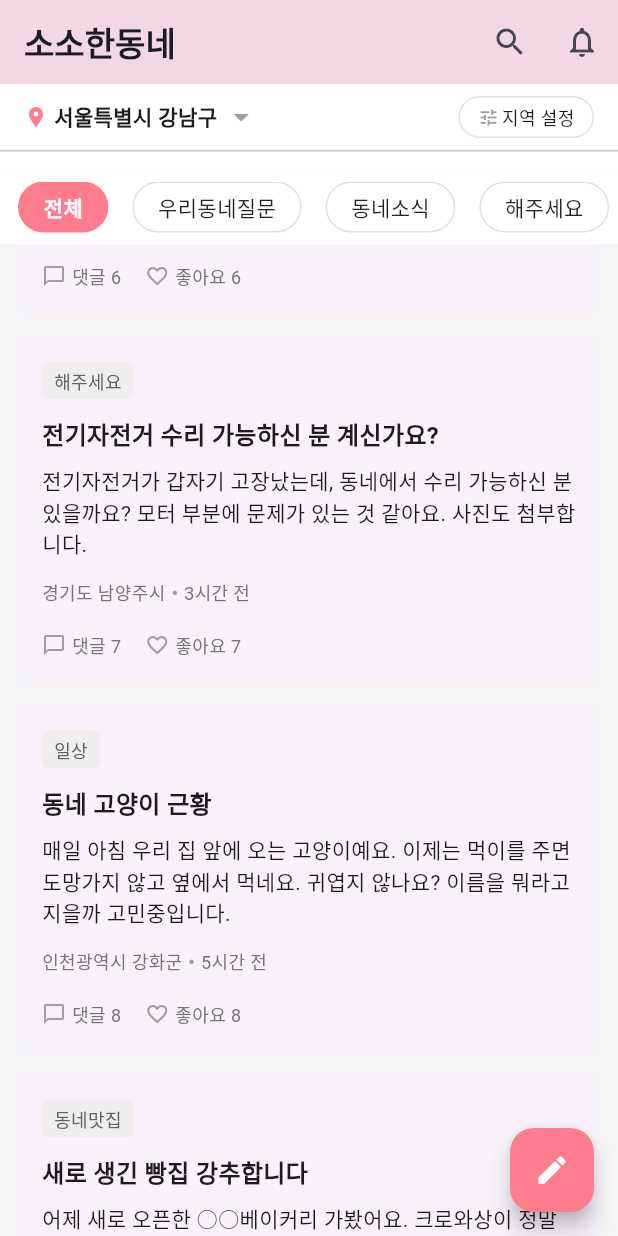
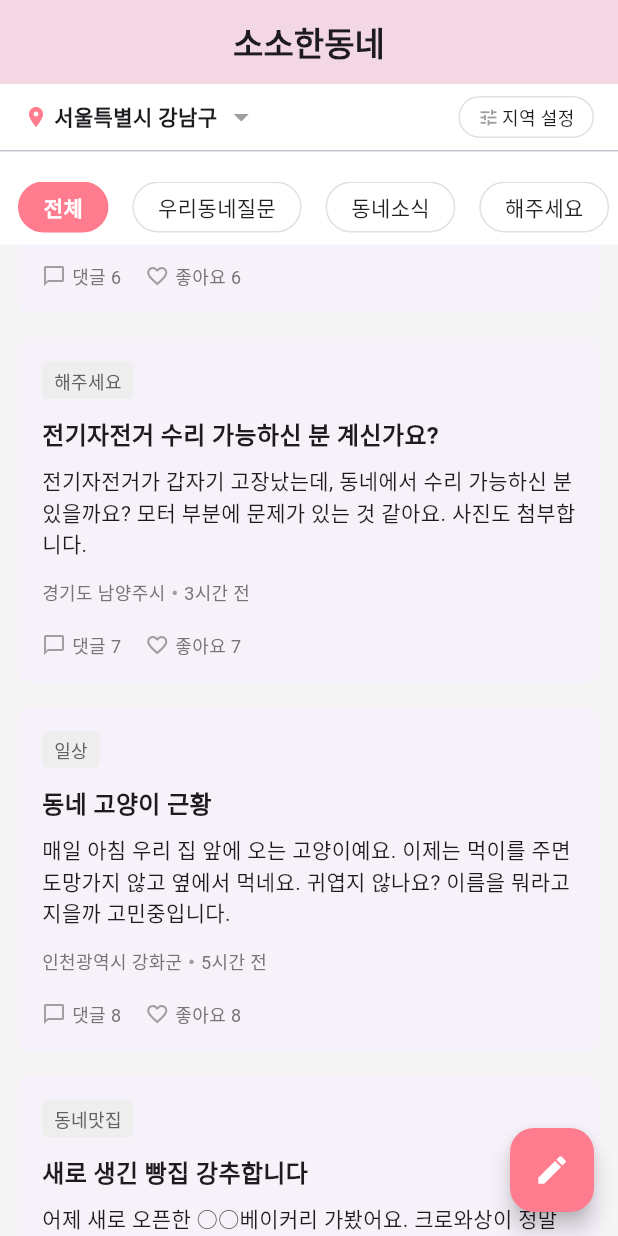
Before and after one commit to Meezzi/sodong-app, a Flutter app: the screen it shows after launch, scrolled down 2304 dp, on a phone screen of 412 x 824 dp. Run offline on Flutter 3.47's test engine with Material 3 defaults, Android fonts, the light colour scheme and no system bars; our stand-ins replace flutter_riverpod; network calls fail.

Commit message:
feat: TownLifePage의 UI 구성 개선 - 게시물 리스트, 앱바, 지역 및 카테고리 선택기 추가

```diff
--- a/lib/features/post_list/presentation/pages/town_life_page.dart
+++ b/lib/features/post_list/presentation/pages/town_life_page.dart
@@ -35,6 +35,23 @@ class _TownLifePageState extends ConsumerState<TownLifePage> {
     super.dispose();
   }
 
+  @override
+  Widget build(BuildContext context) {
+    final townLifeState = ref.watch(townLifeStateProvider);
+    final filteredPosts = ref.watch(filteredPostsProvider);
+
+    return TownLifeScaffold(
+      scrollController: _scrollController,
+      onRefresh: () =>
+          ref.read(townLifeStateProvider.notifier).fetchInitialPosts(),
+      appBar: _buildAppBar(),
+      regionSelector: _buildRegionSelector(),
+      categorySelector: _buildCategorySelector(),
+      postListView: _buildPostListView(townLifeState, filteredPosts),
+      floatingActionButton: _buildFloatingActionButton(),
+    );
+  }
+
   // 스크롤 이벤트 리스너
   void _scrollListener() {
     if (_isLoadingMore) return;
@@ -51,63 +68,45 @@ class _TownLifePageState extends ConsumerState<TownLifePage> {
     }
   }
 
-  @override
-  Widget build(BuildContext context) {
-    final townLifeState = ref.watch(townLifeStateProvider);
-    final filteredPosts = ref.watch(filteredPostsProvider);
-
-    return Scaffold(
-      backgroundColor: Colors.grey[100],
-      body: RefreshIndicator(
-        onRefresh: () =>
-            ref.read(townLifeStateProvider.notifier).fetchInitialPosts(),
-        child: CustomScrollView(
-          controller: _scrollController,
-          slivers: [
-            // 앱바
-            SliverAppBar(
-              title: const Text('소소한동네',
-                  style: TextStyle(fontWeight: FontWeight.bold)),
+  Widget _buildAppBar() {
+    return SliverAppBar(
+      title: const Text('소소한동네', style: TextStyle(fontWeight: FontWeight.bold)),
       floating: true,
       pinned: true,
+      centerTitle: true,
       backgroundColor: const Color(0xFFFFE4E8),
-              actions: [
-                IconButton(
-                  icon: const Icon(Icons.search),
-                  onPressed: () {},
-                ),
-                IconButton(
-                  icon: const Icon(Icons.notifications_none),
-                  onPressed: () {},
-                ),
-              ],
-            ),
+    );
+  }
 
-            // 지역 선택기
-            SliverPersistentHeader(
+  Widget _buildRegionSelector() {
+    return SliverPersistentHeader(
       pinned: true,
       delegate: _SliverRegionHeaderDelegate(),
-            ),
+    );
+  }
 
-            // 카테고리 선택기
-            SliverPersistentHeader(
+  Widget _buildCategorySelector() {
+    return SliverPersistentHeader(
       pinned: true,
       delegate: _SliverCategoryHeaderDelegate(),
-            ),
+    );
+  }
 
-            // 게시물 리스트
-            townLifeState.isLoading && filteredPosts.isEmpty
-                ? const SliverFillRemaining(
+  Widget _buildPostListView(
+      TownLifeState townLifeState, List<TownLifePost> filteredPosts) {
+    if (townLifeState.isLoading && filteredPosts.isEmpty) {
+      return const SliverFillRemaining(
         child: Center(child: CircularProgressIndicator()),
-                  )
-                : filteredPosts.isEmpty
-                    ? SliverFillRemaining(
+      );
+    }
+
+    if (filteredPosts.isEmpty) {
+      return SliverFillRemaining(
         child: Center(
           child: Column(
             mainAxisAlignment: MainAxisAlignment.center,
             children: [
-                              Icon(Icons.article_outlined,
-                                  size: 48, color: Colors.grey[400]),
+              Icon(Icons.article_outlined, size: 48, color: Colors.grey[400]),
               const SizedBox(height: 16),
               Text(
                 '게시물이 없습니다',
@@ -119,17 +118,17 @@ class _TownLifePageState extends ConsumerState<TownLifePage> {
             ],
           ),
         ),
-                      )
-                    : SliverList(
+      );
+    }
+
+    return SliverList(
       delegate: SliverChildBuilderDelegate(
         (context, index) {
           if (index == filteredPosts.length) {
             return townLifeState.hasMorePosts
                 ? const Padding(
-                                      padding:
-                                          EdgeInsets.symmetric(vertical: 16),
-                                      child: Center(
-                                          child: CircularProgressIndicator()),
+                    padding: EdgeInsets.symmetric(vertical: 16),
+                    child: Center(child: CircularProgressIndicator()),
                   )
                 : const SizedBox.shrink();
           }
@@ -139,18 +138,57 @@ class _TownLifePageState extends ConsumerState<TownLifePage> {
             index: index,
           );
         },
-                          childCount: filteredPosts.length +
-                              (townLifeState.hasMorePosts ? 1 : 0),
+        childCount: filteredPosts.length + (townLifeState.hasMorePosts ? 1 : 0),
       ),
-                      ),
+    );
+  }
+
+  Widget _buildFloatingActionButton() {
+    return FloatingActionButton(
+      onPressed: () {},
+      backgroundColor: const Color(0xFFFF7B8E),
+      child: const Icon(Icons.edit, color: Colors.white),
+    );
+  }
+}
+
+class TownLifeScaffold extends StatelessWidget {
+  const TownLifeScaffold({
+    Key? key,
+    required this.scrollController,
+    required this.onRefresh,
+    required this.appBar,
+    required this.regionSelector,
+    required this.categorySelector,
+    required this.postListView,
+    required this.floatingActionButton,
+  }) : super(key: key);
+
+  final ScrollController scrollController;
+  final Future<void> Function() onRefresh;
+  final Widget appBar;
+  final Widget regionSelector;
+  final Widget categorySelector;
+  final Widget postListView;
+  final Widget floatingActionButton;
+
+  @override
+  Widget build(BuildContext context) {
+    return Scaffold(
+      backgroundColor: Colors.grey[100],
+      body: RefreshIndicator(
+        onRefresh: onRefresh,
+        child: CustomScrollView(
+          controller: scrollController,
+          slivers: [
+            appBar,
+            regionSelector,
+            categorySelector,
+            postListView,
           ],
         ),
       ),
-      floatingActionButton: FloatingActionButton(
-        onPressed: () {},
-        backgroundColor: const Color(0xFFFF7B8E),
-        child: const Icon(Icons.edit, color: Colors.white),
-      ),
+      floatingActionButton: floatingActionButton,
     );
   }
 }
```
Lines whose indentation alone changed are shown as unchanged.
